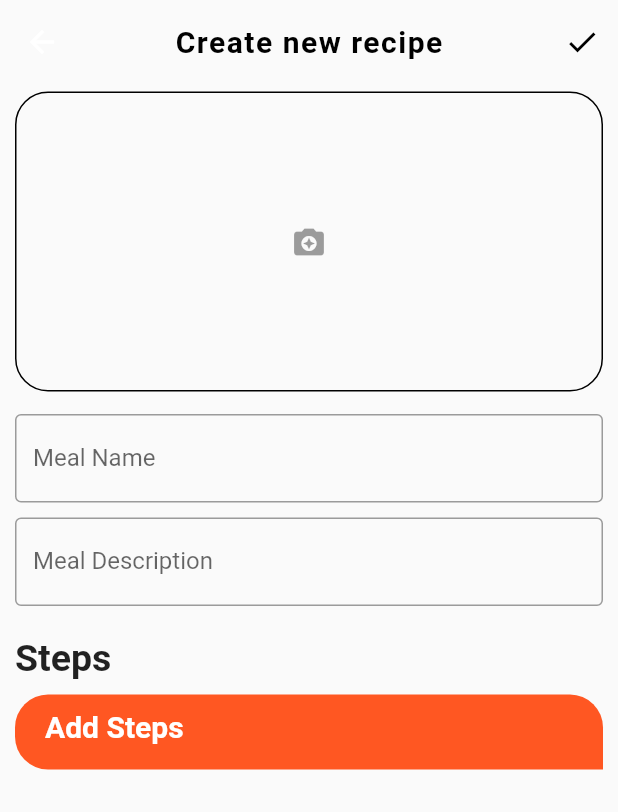
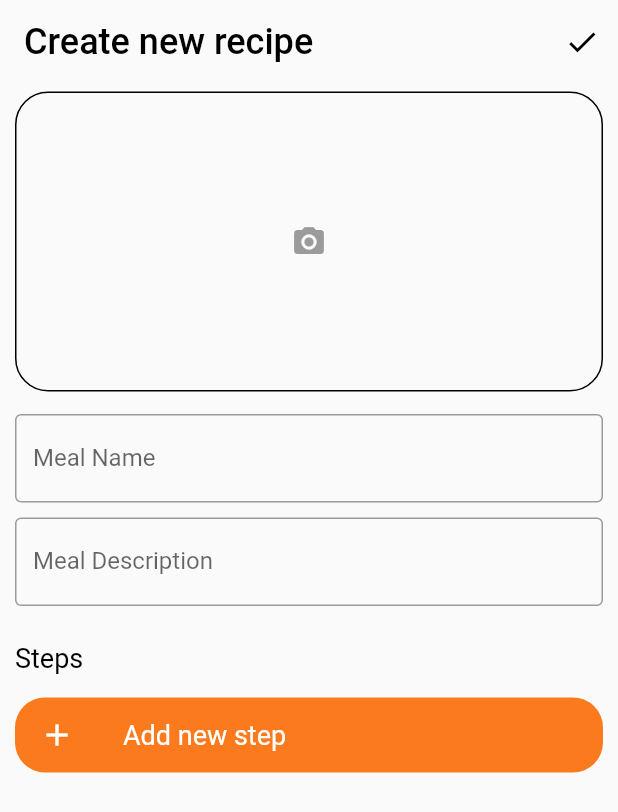
Before and after one commit to hngi/TEAM-FALCON-Mobile, a Flutter app: the AddSteps screen opened directly, on a phone screen of 412 x 824 dp. Shown: the top 812 px of the screen. Run offline on Flutter 3.47's test engine with Material 2 defaults, Android fonts, the phone set to English and light mode, and no system bars; our stand-ins replace flutter_svg, get, get_it, jiffy, logger, shared_preferences and 3 more; missing offline and left inert: mockito; accounts and stored records are empty.

Commit message:
Modify create recipe Screen

```diff
--- a/how_to_recipes/lib/main.dart
+++ b/how_to_recipes/lib/main.dart
@@ -9,6 +9,8 @@ import 'package:how_to_recipes/ui/screens/saved_recipes_screen.dart';
 import 'package:how_to_recipes/ui/screens/splash_screen.dart';
 import 'package:how_to_recipes/ui/ui_helper.dart';
 import 'package:provider/provider.dart';
+
+import 'ui/screens/add_steps.dart';
 
 Future<void> main() async {
   WidgetsFlutterBinding.ensureInitialized();
@@ -27,19 +29,21 @@ class MyApp extends StatelessWidget {
     return MaterialApp(
       title: 'Flutter Demo',
       theme: ThemeData.light(),
-      home: Onboarding(),
+      home: AddSteps(),
+      //home: SavedRecipesScreen(),
     );
 
     // return Consumer<AppStateNotifier>(
-    //     builder: (BuildContext context, AppStateNotifier value, Widget child) =>
-    //         MaterialApp(
-    //           title: 'Recipe Diary',
-    //           theme: Constants.lightTheme,
-    //           darkTheme: Constants.darkTheme,
-    //           navigatorKey: navigationService.navigatorKey,
-    //           onGenerateRoute: Router.generateRoute,
-    //           home: SplashScreen(),
-    //           //    home: SavedRecipesScreen(),
-    //         ));
+    //   builder: (BuildContext context, AppStateNotifier value, Widget child) =>
+    //       MaterialApp(
+    //     title: 'Recipe Diary',
+    //     theme: Constants.lightTheme,
+    //     darkTheme: Constants.darkTheme,
+    //     navigatorKey: navigationService.navigatorKey,
+    //     onGenerateRoute: Router.generateRoute,
+    //     home: SplashScreen(),
+    //     //    ,
+    //   ),
+    // );
   }
 }
--- a/how_to_recipes/lib/ui/screens/add_steps.dart
+++ b/how_to_recipes/lib/ui/screens/add_steps.dart
@@ -1,4 +1,6 @@
 import 'package:flutter/material.dart';
+import 'widget/trans_app_bar.dart';
+import 'widget/round_rectangular_button.dart';
 
 class AddSteps extends StatefulWidget {
   @override
@@ -9,29 +11,21 @@ class _State extends State<AddSteps> {
   @override
   Widget build(BuildContext context) {
     return Scaffold(
-      appBar: AppBar(
-       backgroundColor: Colors.transparent,
-       title: Text(
+        appBar: TransAppBar(
           "Create new recipe",
-          style: TextStyle(
-            color: Colors.black,
-            fontWeight: FontWeight.bold,
-            letterSpacing: 1,
-          ),),
-        centerTitle: true,
-        elevation: 0,
           actions: <Widget>[
             IconButton(
-                    onPressed: () {  },
+                onPressed: () {},
                 icon: Icon(
                   Icons.check,
                   color: Colors.black,
-            )
-          )
+                ))
           ],
         ),
-      body: Container(
+        body: SafeArea(
+          child: Container(
             child: Column(
+              crossAxisAlignment: CrossAxisAlignment.stretch,
               children: <Widget>[
                 Container(
                   width: 500,
@@ -46,14 +40,11 @@ class _State extends State<AddSteps> {
                           bottomLeft: Radius.circular(22.0),
                           topLeft: Radius.circular(22.0),
                           topRight: Radius.circular(22.0),
-                bottomRight: Radius.circular(22.0)
-                )
-            ),
+                          bottomRight: Radius.circular(22.0))),
                   child: FlatButton(
-        onPressed: () {  },
+                    onPressed: () {},
                     child: IconButton(
-            icon: Icon(Icons.camera_enhance),
-            onPressed: null),
+                        icon: Icon(Icons.photo_camera), onPressed: null),
                   ),
                 ),
                 Container(
@@ -75,42 +66,32 @@ class _State extends State<AddSteps> {
                   ),
                 ),
                 Container(
-          margin: EdgeInsets.fromLTRB(10, 20, 10, 5),
-          child: Align(
-            alignment: Alignment.topLeft,
+                  padding: EdgeInsets.fromLTRB(10, 24, 10, 16),
                   child: Text(
-              "Steps",
+                    'Steps',
                     style: TextStyle(
-                fontWeight: FontWeight.bold,
-                fontSize: 25,
+                      fontSize: 18.0,
+                      color: Colors.black,
+                    ),
+                    textAlign: TextAlign.start,
                   ),
                 ),
-          )),
-      Align(
-        alignment: Alignment.topLeft,
-        child: Container(
-          padding: EdgeInsets.fromLTRB(20, 10, 20, 10),
-          margin: EdgeInsets.fromLTRB(10, 5, 10, 5),
+                Padding(
+                  padding: EdgeInsets.symmetric(horizontal: 10.0),
+                  child: RoundRectangularButton(
+                    20.0,
+                    color: Color(0xFFFC7A1E),
+                    text: 'Add new step',
+                    icon: Icons.add,
+                    constraints: BoxConstraints.expand(
+                      width: 500.0,
                       height: 50.0,
-          width: 500.0,
-          decoration: BoxDecoration(
-              color: Colors.deepOrange,
-              borderRadius: BorderRadius.only(
-                  bottomLeft: Radius.circular(22.0),
-                  topLeft: Radius.circular(22.0),
-                  topRight: Radius.circular(22.0))),
-          child: Text(
-            "Add Steps",
-            style: TextStyle(
-              fontWeight: FontWeight.bold,
-              fontSize: 20,
-              color: Colors.white,
-            ),
                     ),
                   ),
                 ),
               ],
             ),
+          ),
         ));
   }
 }
--- a/how_to_recipes/lib/ui/screens/onboarding.dart
+++ b/how_to_recipes/lib/ui/screens/onboarding.dart
@@ -1,5 +1,4 @@
 import 'package:smooth_page_indicator/smooth_page_indicator.dart';
-
 import 'package:flutter/material.dart';
 
 class Onboarding extends StatefulWidget {
--- a/how_to_recipes/lib/ui/screens/saved_recipes_screen.dart
+++ b/how_to_recipes/lib/ui/screens/saved_recipes_screen.dart
@@ -43,7 +43,12 @@ class _SavedRecipesScreenState extends State<SavedRecipesScreen> {
         padding: EdgeInsets.fromLTRB(0, 0, 5, 48),
         child: RoundRectangularButton(
           20.0,
+          text: 'Add new',
           color: Color(0xFFFFAC50),
+          constraints: BoxConstraints.expand(
+            width: 180.0,
+            height: 50.0,
+          ),
           onPressed: () {},
         ),
       ),
--- a/how_to_recipes/lib/ui/screens/widget/round_rectangular_button.dart
+++ b/how_to_recipes/lib/ui/screens/widget/round_rectangular_button.dart
@@ -1,10 +1,16 @@
 import 'package:flutter/material.dart';
 
 class RoundRectangularButton extends StatelessWidget {
-  double radius;
-  Color color;
-  Function onPressed;
-  RoundRectangularButton (this.radius, {this.color, this.onPressed});
+  final double radius;
+  final String text;
+  final Color color;
+  final Function onPressed;
+  final double width;
+  final double height;
+  final IconData icon;
+  final BoxConstraints constraints;
+  RoundRectangularButton(this.radius,
+      {this.text, this.color, this.onPressed, this.width, this.height, this.icon, this.constraints});
   @override
   Widget build(BuildContext context) {
     return RawMaterialButton(
@@ -14,11 +20,19 @@ class RoundRectangularButton extends StatelessWidget {
       fillColor: color,
       elevation: 6.0,
       onPressed: onPressed,
-      child: Text(
-        'Add new',
-        style: TextStyle(fontSize: 18.0, color: Colors.white),
+        child: ListTile(
+          dense: true,
+          title: Text(
+              text,
+              style: TextStyle(
+                fontSize: 18.0,
+                color: Colors.white,
+              ),
+          ),
+
+        leading: icon != null ? Icon(icon, color: Colors.white,) : null
       ),
-      constraints: BoxConstraints.tightFor(width: 180.0, height: 50.0),
+      constraints: constraints,
     );
   }
 }
--- /dev/null
+++ b/how_to_recipes/lib/ui/screens/widget/trans_app_bar.dart
@@ -0,0 +1,24 @@
+import 'package:flutter/material.dart';
+
+class TransAppBar extends StatelessWidget implements PreferredSizeWidget {
+  final List<Widget> actions;
+  final String title;
+  TransAppBar(this.title, {this.actions});
+
+  @override
+  Widget build(BuildContext context) {
+    return AppBar(
+        centerTitle: false,
+        automaticallyImplyLeading: true,
+        backgroundColor: Colors.transparent,
+        elevation: 0,
+        title: Text(
+          title,
+          style: TextStyle(fontSize: 24.0, color: Colors.black),
+        ),
+        actions: actions);
+  }
+
+  @override
+  Size get preferredSize => AppBar().preferredSize;
+}
```
Also changed, not shown: 2 other files. Lines whose indentation alone changed are shown as unchanged.
